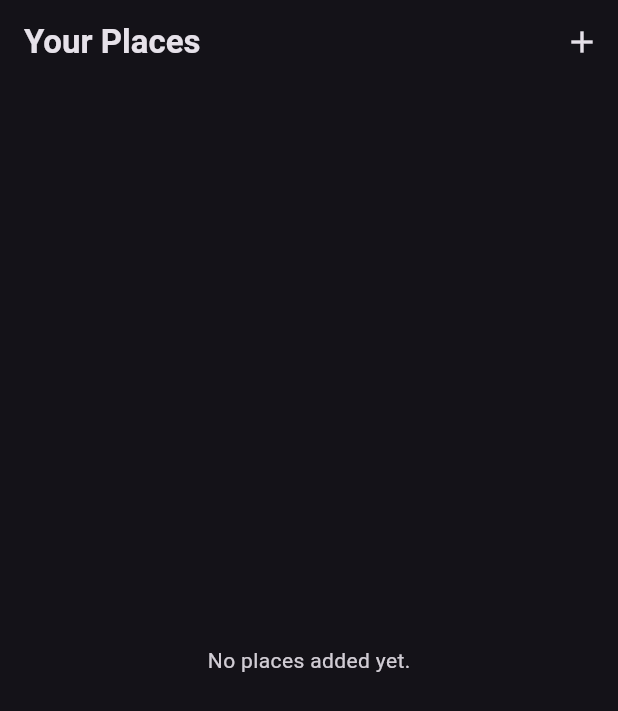
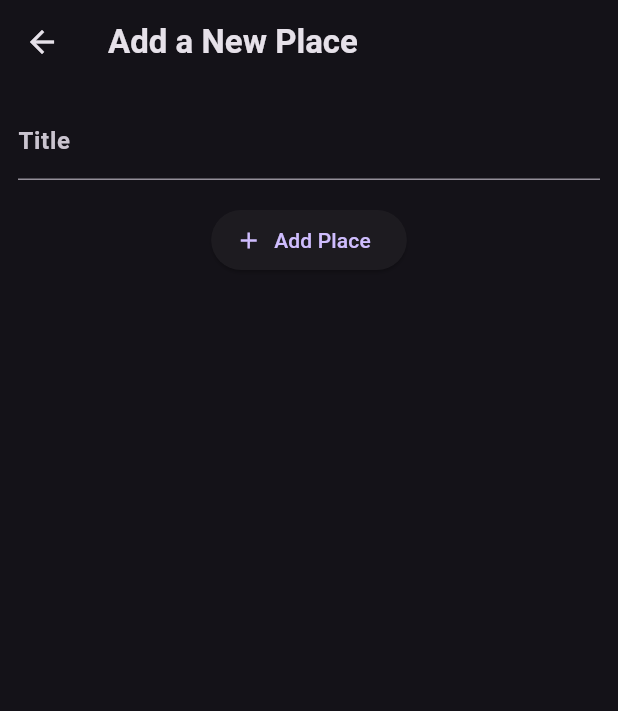
Before and after one commit to NeeDaimDark/favourite-places-app, a Flutter app: the screen it shows after launch, after a tap on the "add" icon, on a phone screen of 412 x 824 dp. Shown: the top 711 px of the screen. Run offline on Flutter 3.47's test engine with Material 3 defaults, Android fonts, the phone set to English and light mode, and no system bars; our stand-ins replace flutter_riverpod, google_fonts.

Commit message:
add new place with riverpod provider

```diff
--- a/lib/main.dart
+++ b/lib/main.dart
@@ -1,5 +1,6 @@
 import 'package:favourite_places_app/screens/places.dart';
 import 'package:flutter/material.dart';
+import 'package:flutter_riverpod/flutter_riverpod.dart';
 
 import 'package:google_fonts/google_fonts.dart';
 
@@ -10,7 +11,6 @@ final colorScheme = ColorScheme.fromSeed(
 );
 
 final theme = ThemeData().copyWith(
-  useMaterial3: true,
   scaffoldBackgroundColor: colorScheme.surface,
   colorScheme: colorScheme,
   textTheme: GoogleFonts.ubuntuCondensedTextTheme().copyWith(
@@ -28,7 +28,7 @@ final theme = ThemeData().copyWith(
 
 void main() {
   runApp(
-    const MyApp(),
+    ProviderScope(child: const  MyApp()),
   );
 }
 
--- /dev/null
+++ b/lib/providers/user_places.dart
@@ -0,0 +1,17 @@
+import 'package:flutter_riverpod/flutter_riverpod.dart';
+import 'package:favourite_places_app/models/place.dart';
+import 'package:flutter_riverpod/legacy.dart';
+
+
+class UserPlacesNotifier extends StateNotifier<List<Place>> {
+  UserPlacesNotifier() : super(const []);
+
+  void addPlace(String title) {
+    final newPlace = Place(title: title);
+    state = [...state, newPlace];
+  }
+}
+final userPlacesProvider =
+    StateNotifierProvider<UserPlacesNotifier, List<Place>>(
+        (ref) => UserPlacesNotifier(),
+    );
--- a/lib/screens/add_place.dart
+++ b/lib/screens/add_place.dart
@@ -0,0 +1,93 @@
+import 'package:favourite_places_app/providers/user_places.dart';
+import 'package:flutter/material.dart';
+import 'package:flutter_riverpod/flutter_riverpod.dart';
+
+class AddPlaceScreen extends ConsumerStatefulWidget {
+  const AddPlaceScreen({super.key});
+
+  @override
+  ConsumerState<AddPlaceScreen> createState() => _AddPlaceScreenState();
+}
+
+class _AddPlaceScreenState extends ConsumerState<AddPlaceScreen> {
+  final _titleController = TextEditingController();
+  void _savePlace() {
+    final enteredTitle = _titleController.text;
+    if (enteredTitle.isEmpty) {
+      showDialog(
+        context: context,
+        builder: (ctx) => AlertDialog(
+          backgroundColor: Theme.of(ctx).colorScheme.surfaceContainerHighest,
+          title: Text(
+            'Invalid Input',
+            style: Theme.of(ctx).textTheme.titleLarge?.copyWith(
+              color: Theme.of(ctx).colorScheme.onSurface,
+              fontWeight: FontWeight.w600,
+            ),
+          ),
+          content: Text(
+            'Please enter a valid title for the place.',
+            style: Theme.of(ctx).textTheme.bodyMedium?.copyWith(
+              color: Theme.of(ctx).colorScheme.onSurface.withAlpha(200),
+            ),
+          ),
+          actions: [
+            TextButton(
+              style: TextButton.styleFrom(
+                foregroundColor: Theme.of(ctx).colorScheme.primary,
+              ),
+              onPressed: () {
+                Navigator.of(ctx).pop();
+              },
+              child: const Text('OK'),
+            ),
+          ],
+        ),
+      );
+      return;
+    }
+    ref.read(userPlacesProvider.notifier).addPlace(enteredTitle);
+    Navigator.of(context).pop();
+  }
+
+  @override
+  void dispose() {
+    _titleController.dispose();
+    super.dispose();
+  }
+  @override
+  Widget build(BuildContext context) {
+    return Scaffold(
+      appBar: AppBar(
+        title: const Text('Add a New Place'),
+      ),
+      body: SingleChildScrollView(
+        padding: const EdgeInsets.all(12),
+        child: Column(
+          children: [
+            TextField(
+              decoration: const InputDecoration(
+                labelText: 'Title',
+                labelStyle: TextStyle(
+                  fontWeight: FontWeight.bold,
+                ),
+              ),
+              controller: _titleController,
+              style: Theme.of(context).textTheme.titleSmall?.copyWith(
+                color: Theme.of(context).colorScheme.onSurface
+              ),
+            ),
+            const SizedBox(
+              height: 16,
+            ),
+            ElevatedButton.icon(
+                onPressed: _savePlace,
+                icon: const Icon(Icons.add),
+                label: const Text('Add Place'),
+            )
+          ],
+        ),
+      ),
+    );
+  }
+}
--- a/lib/screens/places.dart
+++ b/lib/screens/places.dart
@@ -1,12 +1,17 @@
+import 'package:favourite_places_app/providers/user_places.dart';
+import 'package:favourite_places_app/screens/add_place.dart';
 import 'package:favourite_places_app/widgets/places_list.dart';
 import 'package:flutter/material.dart';
+import 'package:flutter_riverpod/flutter_riverpod.dart';
 
-class PlacesScreen extends StatelessWidget {
+
+class PlacesScreen extends ConsumerWidget {
   const PlacesScreen({super.key});
 
   @override
-  Widget build(BuildContext context) {
+  Widget build(BuildContext context, WidgetRef ref) {
 
+    final userPlaces = ref .watch(userPlacesProvider);
 
     return Scaffold(
       appBar: AppBar(
@@ -23,13 +28,17 @@ class PlacesScreen extends StatelessWidget {
             tooltip: 'Add place',
             color: Theme.of(context).colorScheme.onSurface,
             onPressed: () {
-              // TODO: navigate to add place screen
+              Navigator.of(context).push(
+                MaterialPageRoute(
+                  builder: (ctx) => const AddPlaceScreen(),
+                ),
+              );
             },
           ),
         ],
       ),
       body: PlacesList(
-        places: [],
+        places: userPlaces,
       ),
     );
   }
--- a/pubspec.yaml
+++ b/pubspec.yaml
@@ -35,8 +35,8 @@ dependencies:
   # Use with the CupertinoIcons class for iOS style icons.
   cupertino_icons: ^1.0.8
   google_fonts: ^6.3.2
-  riverpod: ^3.0.3
   uuid: ^4.5.2
+  flutter_riverpod: ^3.0.3
 
 dev_dependencies:
   flutter_test:
```
Also changed, not shown: pubspec.lock.
